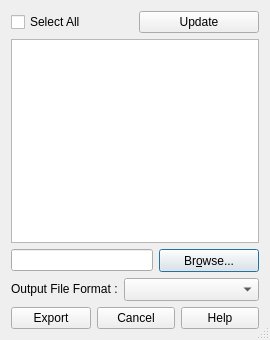
First picture: the form in maps_printer_dialog_base.ui, repository DelazJ/MapsPrinter, before the edit.
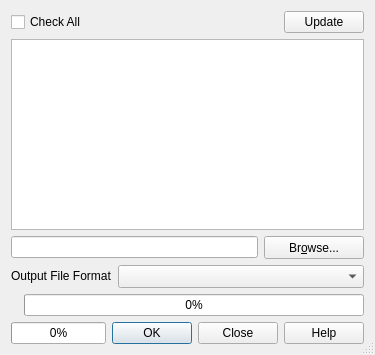
Second picture: the form after the edit. Icons and pictures are not drawn.

Commit message: packaging Maps Printer v0.2

What changed in the file:
```diff
--- a/maps_printer_dialog_base.ui
+++ b/maps_printer_dialog_base.ui
@@ -6,8 +6,8 @@
    <rect>
     <x>0</x>
     <y>0</y>
-    <width>270</width>
-    <height>340</height>
+    <width>375</width>
+    <height>355</height>
    </rect>
   </property>
   <property name="sizePolicy">
@@ -18,7 +18,7 @@
   </property>
   <property name="minimumSize">
    <size>
-    <width>270</width>
+    <width>320</width>
     <height>340</height>
    </size>
   </property>
@@ -42,56 +42,18 @@
    <bool>true</bool>
   </property>
   <layout class="QGridLayout" name="gridLayout">
-   <item row="3" column="0" colspan="2">
-    <layout class="QHBoxLayout" name="horizontalLayout_2">
-     <item>
-      <widget class="QLabel" name="label">
-       <property name="sizePolicy">
-        <sizepolicy hsizetype="Maximum" vsizetype="Fixed">
-         <horstretch>0</horstretch>
-         <verstretch>0</verstretch>
-        </sizepolicy>
-       </property>
-       <property name="text">
-        <string>Output File Format :</string>
-       </property>
-      </widget>
-     </item>
-     <item>
-      <widget class="QComboBox" name="formatBox">
-       <property name="sizePolicy">
-        <sizepolicy hsizetype="Minimum" vsizetype="Fixed">
-         <horstretch>0</horstretch>
-         <verstretch>0</verstretch>
-        </sizepolicy>
-       </property>
-       <property name="minimumSize">
-        <size>
-         <width>0</width>
-         <height>23</height>
-        </size>
-       </property>
-       <property name="maximumSize">
-        <size>
-         <width>16777215</width>
-         <height>16777215</height>
-        </size>
-       </property>
-       <property name="sizeIncrement">
-        <size>
-         <width>0</width>
-         <height>0</height>
-        </size>
-       </property>
-       <property name="toolTip">
-        <string>Choose the output file format</string>
-       </property>
-       <property name="whatsThis">
-        <string/>
-       </property>
-      </widget>
-     </item>
-    </layout>
+   <item row="0" column="1">
+    <spacer name="horizontalSpacer">
+     <property name="orientation">
+      <enum>Qt::Horizontal</enum>
+     </property>
+     <property name="sizeHint" stdset="0">
+      <size>
+       <width>10</width>
+       <height>12</height>
+      </size>
+     </property>
+    </spacer>
    </item>
    <item row="0" column="0">
     <widget class="QCheckBox" name="checkBox">
@@ -105,62 +67,14 @@
       <string/>
      </property>
      <property name="text">
-      <string>Select All</string>
+      <string>Check All</string>
      </property>
      <property name="checked">
       <bool>false</bool>
      </property>
     </widget>
    </item>
-   <item row="2" column="0" colspan="2">
-    <layout class="QHBoxLayout" name="horizontalLayout_3">
-     <item>
-      <widget class="QLineEdit" name="path">
-       <property name="sizePolicy">
-        <sizepolicy hsizetype="Minimum" vsizetype="Fixed">
-         <horstretch>0</horstretch>
-         <verstretch>0</verstretch>
-        </sizepolicy>
-       </property>
-       <property name="sizeIncrement">
-        <size>
-         <width>0</width>
-         <height>0</height>
-        </size>
-       </property>
-       <property name="toolTip">
-        <string/>
-       </property>
-       <property name="whatsThis">
-        <string/>
-       </property>
-      </widget>
-     </item>
-     <item>
-      <widget class="QPushButton" name="browser">
-       <property name="sizePolicy">
-        <sizepolicy hsizetype="Maximum" vsizetype="Fixed">
-         <horstretch>0</horstretch>
-         <verstretch>0</verstretch>
-        </sizepolicy>
-       </property>
-       <property name="minimumSize">
-        <size>
-         <width>100</width>
-         <height>23</height>
-        </size>
-       </property>
-       <property name="toolTip">
-        <string>Choose the output folder</string>
-       </property>
-       <property name="text">
-        <string>Br&amp;owse...</string>
-       </property>
-      </widget>
-     </item>
-    </layout>
-   </item>
-   <item row="0" column="1">
+   <item row="0" column="2">
     <widget class="QPushButton" name="updater">
      <property name="sizePolicy">
       <sizepolicy hsizetype="Fixed" vsizetype="Fixed">
@@ -170,7 +84,7 @@
      </property>
      <property name="minimumSize">
       <size>
-       <width>120</width>
+       <width>80</width>
        <height>0</height>
       </size>
      </property>
@@ -186,12 +100,12 @@
      </property>
     </widget>
    </item>
-   <item row="4" column="0" colspan="2">
+   <item row="7" column="0" colspan="3">
     <layout class="QHBoxLayout" name="horizontalLayout">
      <item>
-      <widget class="QPushButton" name="exportButton">
-       <property name="text">
-        <string>Export</string>
+      <widget class="QProgressBar" name="printBar">
+       <property name="value">
+        <number>0</number>
        </property>
       </widget>
      </item>
@@ -201,13 +115,64 @@
         <enum>Qt::DefaultContextMenu</enum>
        </property>
        <property name="standardButtons">
-        <set>QDialogButtonBox::Cancel|QDialogButtonBox::Help</set>
+        <set>QDialogButtonBox::Close|QDialogButtonBox::Help|QDialogButtonBox::Ok</set>
        </property>
+       <property name="centerButtons">
+        <bool>false</bool>
+       </property>
       </widget>
      </item>
     </layout>
    </item>
-   <item row="1" column="0" colspan="2">
+   <item row="3" column="0" colspan="3">
+    <layout class="QHBoxLayout" name="horizontalLayout_3">
+     <item>
+      <widget class="QLineEdit" name="path">
+       <property name="sizePolicy">
+        <sizepolicy hsizetype="Minimum" vsizetype="Fixed">
+         <horstretch>0</horstretch>
+         <verstretch>0</verstretch>
+        </sizepolicy>
+       </property>
+       <property name="sizeIncrement">
+        <size>
+         <width>0</width>
+         <height>0</height>
+        </size>
+       </property>
+       <property name="toolTip">
+        <string/>
+       </property>
+       <property name="whatsThis">
+        <string/>
+       </property>
+      </widget>
+     </item>
+     <item>
+      <widget class="QPushButton" name="browser">
+       <property name="sizePolicy">
+        <sizepolicy hsizetype="Maximum" vsizetype="Fixed">
+         <horstretch>0</horstretch>
+         <verstretch>0</verstretch>
+        </sizepolicy>
+       </property>
+       <property name="minimumSize">
+        <size>
+         <width>100</width>
+         <height>23</height>
+        </size>
+       </property>
+       <property name="toolTip">
+        <string>Choose the output folder</string>
+       </property>
+       <property name="text">
+        <string>Br&amp;owse...</string>
+       </property>
+      </widget>
+     </item>
+    </layout>
+   </item>
+   <item row="2" column="0" colspan="3">
     <widget class="QListWidget" name="composerList">
      <property name="sizePolicy">
       <sizepolicy hsizetype="Minimum" vsizetype="Minimum">
@@ -250,6 +215,75 @@
      </property>
     </widget>
    </item>
+   <item row="5" column="0" colspan="3">
+    <layout class="QHBoxLayout" name="horizontalLayout_6">
+     <item>
+      <widget class="QLabel" name="printinglabel">
+       <property name="text">
+        <string/>
+       </property>
+      </widget>
+     </item>
+     <item>
+      <widget class="QProgressBar" name="pageBar">
+       <property name="value">
+        <number>0</number>
+       </property>
+      </widget>
+     </item>
+    </layout>
+   </item>
+   <item row="4" column="0" colspan="3">
+    <layout class="QHBoxLayout" name="horizontalLayout_2">
+     <item>
+      <widget class="QLabel" name="label">
+       <property name="sizePolicy">
+        <sizepolicy hsizetype="Maximum" vsizetype="Fixed">
+         <horstretch>0</horstretch>
+         <verstretch>0</verstretch>
+        </sizepolicy>
+       </property>
+       <property name="text">
+        <string>Output File Format</string>
+       </property>
+      </widget>
+     </item>
+     <item>
+      <widget class="QComboBox" name="formatBox">
+       <property name="sizePolicy">
+        <sizepolicy hsizetype="Minimum" vsizetype="Fixed">
+         <horstretch>0</horstretch>
+         <verstretch>0</verstretch>
+        </sizepolicy>
+       </property>
+       <property name="minimumSize">
+        <size>
+         <width>0</width>
+         <height>23</height>
+        </size>
+       </property>
+       <property name="maximumSize">
+        <size>
+         <width>16777215</width>
+         <height>16777215</height>
+        </size>
+       </property>
+       <property name="sizeIncrement">
+        <size>
+         <width>0</width>
+         <height>0</height>
+        </size>
+       </property>
+       <property name="toolTip">
+        <string>Choose the output file format</string>
+       </property>
+       <property name="whatsThis">
+        <string/>
+       </property>
+      </widget>
+     </item>
+    </layout>
+   </item>
   </layout>
  </widget>
  <resources/>
```
Left out of the diff: 26 changed lines with no effect on the pictures. The commit also changes 82 other files.
